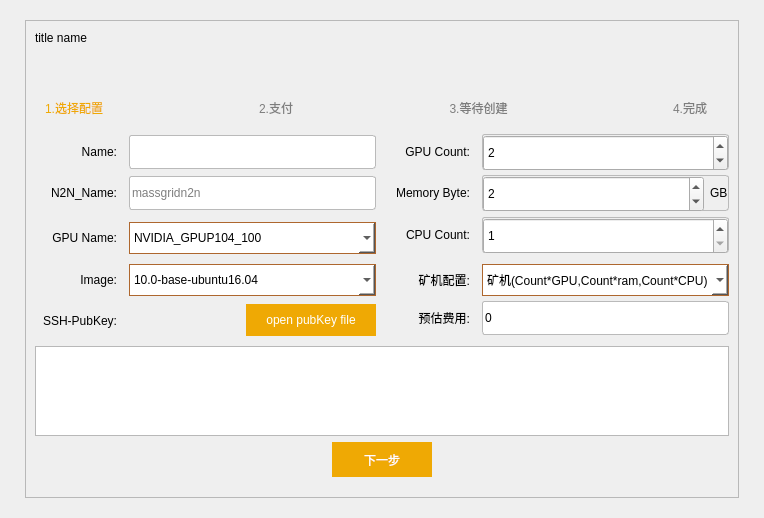
Old version of the form src/qt/forms/adddockerservicedlg.ui in the repository MassGrid/MassGrid.
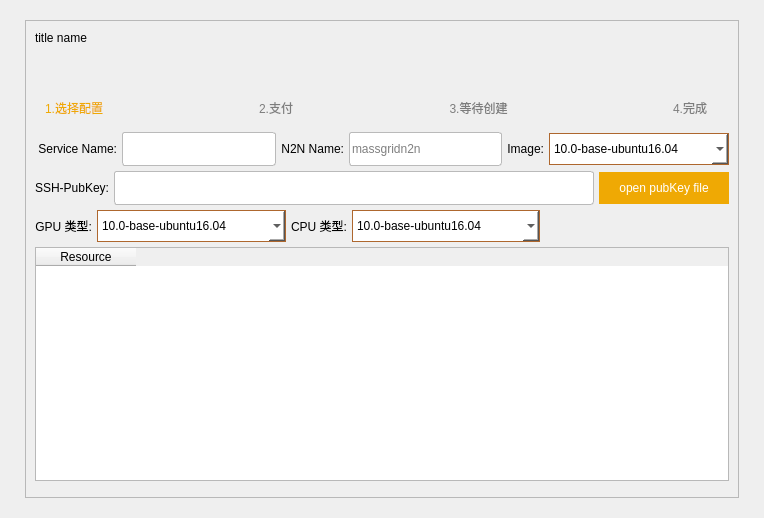
New version of the form. The open tabs and pages were chosen to show the change. Icons and pictures are not drawn. Custom widgets are drawn as their Qt base class.

```diff
--- a/src/qt/forms/adddockerservicedlg.ui
+++ b/src/qt/forms/adddockerservicedlg.ui
@@ -898,74 +898,27 @@
             <number>0</number>
            </property>
            <widget class="QWidget" name="page">
-            <layout class="QVBoxLayout" name="verticalLayout">
-             <item>
-              <layout class="QGridLayout" name="gridLayout_6" rowstretch="1,1,1,1,1,1,1,1,0,0,0" columnstretch="1,3,1,3" rowminimumheight="1,1,1,1,1,1,1,1,0,0,0" columnminimumwidth="1,1,1,1">
-               <property name="horizontalSpacing">
-                <number>12</number>
-               </property>
-               <property name="verticalSpacing">
+            <layout class="QVBoxLayout" name="verticalLayout" stretch="1,1,1,10">
+             <property name="spacing">
                 <number>5</number>
-               </property>
-               <item row="5" column="2">
-                <widget class="QLabel" name="label_8">
-                 <property name="text">
-                  <string>CPU Count:</string>
-                 </property>
-                 <property name="alignment">
-                  <set>Qt::AlignRight|Qt::AlignTrailing|Qt::AlignVCenter</set>
-                 </property>
-                </widget>
-               </item>
-               <item row="5" column="0" rowspan="2">
-                <widget class="QLabel" name="label_5">
-                 <property name="text">
-                  <string>GPU Name:</string>
-                 </property>
-                 <property name="alignment">
-                  <set>Qt::AlignRight|Qt::AlignTrailing|Qt::AlignVCenter</set>
-                 </property>
-                </widget>
-               </item>
-               <item row="7" column="2">
-                <widget class="QLabel" name="label_27">
-                 <property name="text">
-                  <string>矿机配置:</string>
-                 </property>
-                 <property name="alignment">
-                  <set>Qt::AlignRight|Qt::AlignTrailing|Qt::AlignVCenter</set>
-                 </property>
-                </widget>
-               </item>
-               <item row="2" column="3">
-                <widget class="QFrame" name="frame_2">
-                 <property name="minimumSize">
-                  <size>
-                   <width>0</width>
-                   <height>36</height>
-                  </size>
-                 </property>
-                 <property name="frameShape">
-                  <enum>QFrame::StyledPanel</enum>
-                 </property>
-                 <property name="frameShadow">
-                  <enum>QFrame::Raised</enum>
-                 </property>
-                 <layout class="QHBoxLayout" name="horizontalLayout_3">
-                  <property name="leftMargin">
-                   <number>0</number>
-                  </property>
-                  <property name="topMargin">
-                   <number>0</number>
-                  </property>
-                  <property name="rightMargin">
-                   <number>0</number>
                   </property>
                   <property name="bottomMargin">
-                   <number>0</number>
+              <number>5</number>
                   </property>
                   <item>
-                   <widget class="QSpinBox" name="spinBox_gpucount">
+              <layout class="QHBoxLayout" name="horizontalLayout" stretch="0,0,0,0,0,0">
+               <item>
+                <widget class="QLabel" name="label_2">
+                 <property name="text">
+                  <string> Service Name:</string>
+                 </property>
+                 <property name="alignment">
+                  <set>Qt::AlignRight|Qt::AlignTrailing|Qt::AlignVCenter</set>
+                 </property>
+                </widget>
+               </item>
+               <item>
+                <widget class="QLineEdit" name="lineEdit_name">
                     <property name="sizePolicy">
                      <sizepolicy hsizetype="Expanding" vsizetype="Expanding">
                       <horstretch>0</horstretch>
@@ -975,53 +928,114 @@
                     <property name="minimumSize">
                      <size>
                       <width>0</width>
-                      <height>36</height>
-                     </size>
-                    </property>
-                    <property name="maximumSize">
+                   <height>34</height>
+                  </size>
+                 </property>
+                 <property name="styleSheet">
+                  <string notr="true"/>
+                 </property>
+                </widget>
+               </item>
+               <item>
+                <widget class="QLabel" name="label_3">
+                 <property name="text">
+                  <string>N2N Name:</string>
+                 </property>
+                 <property name="alignment">
+                  <set>Qt::AlignRight|Qt::AlignTrailing|Qt::AlignVCenter</set>
+                 </property>
+                </widget>
+               </item>
+               <item>
+                <widget class="QLineEdit" name="lineEdit_n2n_name">
+                 <property name="sizePolicy">
+                  <sizepolicy hsizetype="Expanding" vsizetype="Expanding">
+                   <horstretch>0</horstretch>
+                   <verstretch>0</verstretch>
+                  </sizepolicy>
+                 </property>
+                 <property name="minimumSize">
                      <size>
-                      <width>16777215</width>
-                      <height>36</height>
-                     </size>
-                    </property>
-                    <property name="maximum">
-                     <number>6</number>
-                    </property>
-                    <property name="value">
-                     <number>2</number>
-                    </property>
+                   <width>0</width>
+                   <height>34</height>
+                  </size>
+                 </property>
+                 <property name="placeholderText">
+                  <string>massgridn2n</string>
+                 </property>
+                </widget>
+               </item>
+               <item>
+                <widget class="QLabel" name="label">
+                 <property name="text">
+                  <string>Image:</string>
+                 </property>
+                 <property name="alignment">
+                  <set>Qt::AlignRight|Qt::AlignTrailing|Qt::AlignVCenter</set>
+                 </property>
+                </widget>
+               </item>
+               <item>
+                <widget class="QComboBox" name="comboBox_image">
+                 <property name="sizePolicy">
+                  <sizepolicy hsizetype="Expanding" vsizetype="Fixed">
+                   <horstretch>0</horstretch>
+                   <verstretch>0</verstretch>
+                  </sizepolicy>
+                 </property>
+                 <item>
+                  <property name="text">
+                   <string>10.0-base-ubuntu16.04</string>
+                  </property>
+                 </item>
+                 <item>
+                  <property name="text">
+                   <string>10.0-runtime-ubuntu16.04</string>
+                  </property>
+                 </item>
+                 <item>
+                  <property name="text">
+                   <string>10.0-cudnn7-runtime-ubuntu16.04 </string>
+                  </property>
+                 </item>
+                 <item>
+                  <property name="text">
+                   <string>10.0-devel-ubuntu16.04</string>
+                  </property>
+                 </item>
+                 <item>
+                  <property name="text">
+                   <string>10.0-cudnn7-devel-ubuntu16.04</string>
+                  </property>
+                 </item>
+                 <item>
+                  <property name="text">
+                   <string>10.0-massgridminer-ubuntu16.04</string>
+                  </property>
+                 </item>
+                 <item>
+                  <property name="text">
+                   <string>10.0-ethereumminer-ubuntu16.04</string>
+                  </property>
+                 </item>
                    </widget>
                   </item>
                  </layout>
-                </widget>
-               </item>
-               <item row="2" column="2">
-                <widget class="QLabel" name="label_7">
+             </item>
+             <item>
+              <layout class="QHBoxLayout" name="horizontalLayout_2">
+               <item>
+                <widget class="QLabel" name="label_6">
                  <property name="text">
-                  <string>GPU Count:</string>
+                  <string>SSH-PubKey:</string>
                  </property>
                  <property name="alignment">
                   <set>Qt::AlignRight|Qt::AlignTrailing|Qt::AlignVCenter</set>
                  </property>
                 </widget>
                </item>
-               <item row="9" column="1" rowspan="2">
-                <layout class="QHBoxLayout" name="horizontalLayout_11">
-                 <property name="topMargin">
-                  <number>0</number>
-                 </property>
                  <item>
-                  <spacer name="horizontalSpacer_3">
-                   <property name="orientation">
-                    <enum>Qt::Horizontal</enum>
-                   </property>
-                   <property name="sizeHint" stdset="0">
-                    <size>
-                     <width>40</width>
-                     <height>20</height>
-                    </size>
-                   </property>
-                  </spacer>
+                <widget class="QLineEdit" name="textEdit_sshpubkey"/>
                  </item>
                  <item>
                   <widget class="QPushButton" name="openPubKeyButton">
@@ -1047,136 +1061,19 @@
                  </item>
                 </layout>
                </item>
-               <item row="2" column="1">
-                <widget class="QLineEdit" name="lineEdit_name">
-                 <property name="sizePolicy">
-                  <sizepolicy hsizetype="Expanding" vsizetype="Expanding">
-                   <horstretch>0</horstretch>
-                   <verstretch>0</verstretch>
-                  </sizepolicy>
-                 </property>
-                 <property name="minimumSize">
-                  <size>
-                   <width>0</width>
-                   <height>34</height>
-                  </size>
-                 </property>
-                 <property name="styleSheet">
-                  <string notr="true"/>
-                 </property>
-                </widget>
-               </item>
-               <item row="2" column="0">
-                <widget class="QLabel" name="label_2">
-                 <property name="text">
-                  <string>Name:</string>
-                 </property>
-                 <property name="alignment">
-                  <set>Qt::AlignRight|Qt::AlignTrailing|Qt::AlignVCenter</set>
-                 </property>
-                </widget>
-               </item>
-               <item row="3" column="3">
-                <widget class="QFrame" name="frame">
-                 <property name="styleSheet">
-                  <string notr="true"/>
-                 </property>
-                 <property name="frameShape">
-                  <enum>QFrame::StyledPanel</enum>
-                 </property>
-                 <property name="frameShadow">
-                  <enum>QFrame::Raised</enum>
-                 </property>
-                 <layout class="QHBoxLayout" name="horizontalLayout_2">
-                  <property name="leftMargin">
-                   <number>0</number>
-                  </property>
-                  <property name="topMargin">
-                   <number>0</number>
-                  </property>
-                  <property name="rightMargin">
-                   <number>0</number>
-                  </property>
-                  <property name="bottomMargin">
-                   <number>0</number>
-                  </property>
                   <item>
-                   <layout class="QHBoxLayout" name="horizontalLayout">
-                    <item>
-                     <widget class="QSpinBox" name="spinBox_memorybyte">
-                      <property name="sizePolicy">
-                       <sizepolicy hsizetype="Expanding" vsizetype="Expanding">
-                        <horstretch>0</horstretch>
-                        <verstretch>0</verstretch>
-                       </sizepolicy>
-                      </property>
-                      <property name="minimumSize">
-                       <size>
-                        <width>0</width>
-                        <height>36</height>
-                       </size>
-                      </property>
-                      <property name="maximumSize">
-                       <size>
-                        <width>16777215</width>
-                        <height>36</height>
-                       </size>
-                      </property>
-                      <property name="maximum">
-                       <number>8</number>
-                      </property>
-                      <property name="value">
-                       <number>2</number>
-                      </property>
-                     </widget>
-                    </item>
+              <layout class="QHBoxLayout" name="horizontalLayout_3">
                     <item>
                      <widget class="QLabel" name="label_4">
                       <property name="text">
-                       <string>GB</string>
-                      </property>
-                     </widget>
-                    </item>
-                   </layout>
-                  </item>
-                 </layout>
-                </widget>
-               </item>
-               <item row="3" column="1">
-                <widget class="QLineEdit" name="lineEdit_n2n_name">
-                 <property name="sizePolicy">
-                  <sizepolicy hsizetype="Expanding" vsizetype="Expanding">
-                   <horstretch>0</horstretch>
-                   <verstretch>0</verstretch>
-                  </sizepolicy>
+                  <string>GPU 类型:</string>
+                 </property>
+                 <property name="alignment">
+                  <set>Qt::AlignRight|Qt::AlignTrailing|Qt::AlignVCenter</set>
                  </property>
-                 <property name="minimumSize">
-                  <size>
-                   <width>0</width>
-                   <height>34</height>
-                  </size>
-                 </property>
-                 <property name="placeholderText">
-                  <string>massgridn2n</string>
-                 </property>
                 </widget>
                </item>
-               <item row="5" column="1" rowspan="2">
-                <widget class="QComboBox" name="comboBox_gpuname">
-                 <property name="sizePolicy">
-                  <sizepolicy hsizetype="Expanding" vsizetype="Fixed">
-                   <horstretch>0</horstretch>
-                   <verstretch>0</verstretch>
-                  </sizepolicy>
-                 </property>
                  <item>
-                  <property name="text">
-                   <string>NVIDIA_GPUP104_100</string>
-                  </property>
-                 </item>
-                </widget>
-               </item>
-               <item row="7" column="3">
                 <widget class="QComboBox" name="comboBox_image_2">
                  <property name="sizePolicy">
                   <sizepolicy hsizetype="Expanding" vsizetype="Fixed">
@@ -1186,7 +1083,7 @@
                  </property>
                  <item>
                   <property name="text">
-                   <string>矿机(Count*GPU,Count*ram,Count*CPU)</string>
+                   <string>10.0-base-ubuntu16.04</string>
                   </property>
                  </item>
                  <item>
@@ -1199,129 +1096,40 @@
                    <string>矿机B(8*P104,8G,4*CPU)</string>
                   </property>
                  </item>
-                </widget>
-               </item>
-               <item row="3" column="0">
-                <widget class="QLabel" name="label_3">
+                 <item>
                  <property name="text">
-                  <string>N2N_Name:</string>
-                 </property>
-                 <property name="alignment">
-                  <set>Qt::AlignRight|Qt::AlignTrailing|Qt::AlignVCenter</set>
-                 </property>
-                </widget>
-               </item>
-               <item row="9" column="0" rowspan="2">
-                <widget class="QLabel" name="label_6">
+                   <string>10.0-devel-ubuntu16.04</string>
+                  </property>
+                 </item>
+                 <item>
                  <property name="text">
-                  <string>SSH-PubKey:</string>
-                 </property>
-                 <property name="alignment">
-                  <set>Qt::AlignRight|Qt::AlignTrailing|Qt::AlignVCenter</set>
-                 </property>
-                </widget>
-               </item>
-               <item row="3" column="2">
-                <widget class="QLabel" name="label_9">
+                   <string>10.0-cudnn7-devel-ubuntu16.04</string>
+                  </property>
+                 </item>
+                 <item>
                  <property name="text">
-                  <string>Memory Byte:</string>
-                 </property>
-                 <property name="alignment">
-                  <set>Qt::AlignRight|Qt::AlignTrailing|Qt::AlignVCenter</set>
-                 </property>
-                </widget>
-               </item>
-               <item row="5" column="3">
-                <widget class="QFrame" name="frame_3">
-                 <property name="minimumSize">
-                  <size>
-                   <width>0</width>
-                   <height>36</height>
-                  </size>
-                 </property>
-                 <property name="maximumSize">
-                  <size>
-                   <width>16777215</width>
-                   <height>36</height>
-                  </size>
-                 </property>
-                 <property name="frameShape">
-                  <enum>QFrame::StyledPanel</enum>
-                 </property>
-                 <property name="frameShadow">
-                  <enum>QFrame::Raised</enum>
-                 </property>
-                 <layout class="QHBoxLayout" name="horizontalLayout_4">
-                  <property name="leftMargin">
-                   <number>0</number>
-                  </property>
-                  <property name="topMargin">
-                   <number>0</number>
-                  </property>
-                  <property name="rightMargin">
-                   <number>0</number>
-                  </property>
-                  <property name="bottomMargin">
-                   <number>0</number>
-                  </property>
+                   <string>10.0-massgridminer-ubuntu16.04</string>
+                  </property>
+                 </item>
                   <item>
-                   <widget class="QSpinBox" name="spinBox_cpucount">
-                    <property name="sizePolicy">
-                     <sizepolicy hsizetype="Expanding" vsizetype="Expanding">
-                      <horstretch>0</horstretch>
-                      <verstretch>0</verstretch>
-                     </sizepolicy>
-                    </property>
-                    <property name="minimumSize">
-                     <size>
-                      <width>0</width>
-                      <height>36</height>
-                     </size>
-                    </property>
-                    <property name="maximumSize">
-                     <size>
-                      <width>16777215</width>
-                      <height>36</height>
-                     </size>
-                    </property>
-                    <property name="minimum">
-                     <number>1</number>
-                    </property>
-                    <property name="maximum">
-                     <number>2</number>
-                    </property>
-                    <property name="value">
-                     <number>1</number>
-                    </property>
-                   </widget>
-                  </item>
-                 </layout>
+                  <property name="text">
+                   <string>10.0-ethereumminer-ubuntu16.04</string>
+                  </property>
+                 </item>
                 </widget>
                </item>
-               <item row="9" column="3">
-                <widget class="QLineEdit" name="lineEdit_totalCoin">
-                 <property name="sizePolicy">
-                  <sizepolicy hsizetype="Expanding" vsizetype="Expanding">
-                   <horstretch>0</horstretch>
-                   <verstretch>0</verstretch>
-                  </sizepolicy>
-                 </property>
-                 <property name="minimumSize">
-                  <size>
-                   <width>0</width>
-                   <height>34</height>
-                  </size>
-                 </property>
+               <item>
+                <widget class="QLabel" name="label_5">
                  <property name="text">
-                  <string>0</string>
+                  <string>CPU 类型:</string>
                  </property>
-                 <property name="placeholderText">
-                  <string/>
+                 <property name="alignment">
+                  <set>Qt::AlignRight|Qt::AlignTrailing|Qt::AlignVCenter</set>
                  </property>
                 </widget>
                </item>
-               <item row="7" column="1">
-                <widget class="QComboBox" name="comboBox_image">
+               <item>
+                <widget class="QComboBox" name="comboBox_image_3">
                  <property name="sizePolicy">
                   <sizepolicy hsizetype="Expanding" vsizetype="Fixed">
                    <horstretch>0</horstretch>
@@ -1365,46 +1173,6 @@
                  </item>
                 </widget>
                </item>
-               <item row="9" column="2">
-                <widget class="QLabel" name="label_11">
-                 <property name="text">
-                  <string>预估费用:</string>
-                 </property>
-                 <property name="alignment">
-                  <set>Qt::AlignRight|Qt::AlignTrailing|Qt::AlignVCenter</set>
-                 </property>
-                </widget>
-               </item>
-               <item row="7" column="0">
-                <widget class="QLabel" name="label">
-                 <property name="text">
-                  <string>Image:</string>
-                 </property>
-                 <property name="alignment">
-                  <set>Qt::AlignRight|Qt::AlignTrailing|Qt::AlignVCenter</set>
-                 </property>
-                </widget>
-               </item>
-              </layout>
-             </item>
-             <item>
-              <widget class="QTextEdit" name="textEdit_sshpubkey"/>
-             </item>
-             <item>
-              <spacer name="verticalSpacer">
-               <property name="orientation">
-                <enum>Qt::Vertical</enum>
-               </property>
-               <property name="sizeHint" stdset="0">
-                <size>
-                 <width>20</width>
-                 <height>13</height>
-                </size>
-               </property>
-              </spacer>
-             </item>
-             <item>
-              <layout class="QHBoxLayout" name="horizontalLayout_6">
                <item>
                 <spacer name="horizontalSpacer">
                  <property name="orientation">
@@ -1418,30 +1186,16 @@
                  </property>
                 </spacer>
                </item>
+              </layout>
+             </item>
                <item>
-                <widget class="QPushButton" name="nextButton_1">
-                 <property name="styleSheet">
-                  <string notr="true"/>
-                 </property>
+              <widget class="QTableWidget" name="tableWidget_resource">
+               <column>
                  <property name="text">
-                  <string>下一步</string>
-                 </property>
-                </widget>
-               </item>
-               <item>
-                <spacer name="horizontalSpacer_2">
-                 <property name="orientation">
-                  <enum>Qt::Horizontal</enum>
-                 </property>
-                 <property name="sizeHint" stdset="0">
-                  <size>
-                   <width>40</width>
-                   <height>20</height>
-                  </size>
-                 </property>
-                </spacer>
-               </item>
-              </layout>
+                 <string>Resource</string>
+                </property>
+               </column>
+              </widget>
              </item>
             </layout>
            </widget>
@@ -1589,6 +1343,48 @@
                    </item>
                   </layout>
                  </item>
+                 <item>
+                  <layout class="QHBoxLayout" name="horizontalLayout_6">
+                   <item>
+                    <spacer name="horizontalSpacer_2">
+                     <property name="orientation">
+                      <enum>Qt::Horizontal</enum>
+                     </property>
+                     <property name="sizeHint" stdset="0">
+                      <size>
+                       <width>40</width>
+                       <height>20</height>
+                      </size>
+                     </property>
+                    </spacer>
+                   </item>
+                   <item>
+                    <widget class="QLabel" name="label_7">
+                     <property name="text">
+                      <string>支付状态刷新:</string>
+                     </property>
+                    </widget>
+                   </item>
+                   <item>
+                    <layout class="QHBoxLayout" name="horizontalLayout_4">
+                     <item>
+                      <widget class="QLabel" name="label_refreshPayStatus">
+                       <property name="text">
+                        <string>5</string>
+                       </property>
+                      </widget>
+                     </item>
+                     <item>
+                      <widget class="QLabel" name="label_9">
+                       <property name="text">
+                        <string>S</string>
+                       </property>
+                      </widget>
+                     </item>
+                    </layout>
+                   </item>
+                  </layout>
+                 </item>
                 </layout>
                </item>
                <item row="1" column="2">
@@ -1937,6 +1733,19 @@
    </item>
   </layout>
  </widget>
+ <customwidgets>
+  <customwidget>
+   <class>QValidatedLineEdit</class>
+   <extends>QLineEdit</extends>
+   <header>qvalidatedlineedit.h</header>
+  </customwidget>
+  <customwidget>
+   <class>MassGridAmountField</class>
+   <extends>QLineEdit</extends>
+   <header>massgridamountfield.h</header>
+   <container>1</container>
+  </customwidget>
+ </customwidgets>
  <resources/>
  <connections/>
 </ui>
```
Left out of the diff: 28 changed lines with no effect on the pictures. Lines whose indentation alone changed are shown as unchanged.
